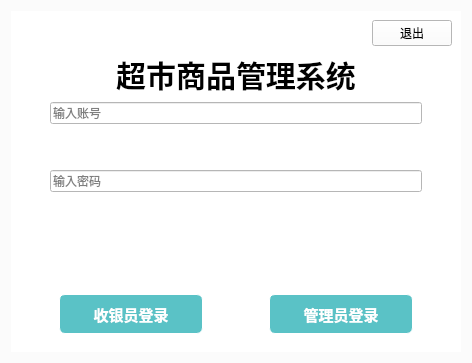
Above: main/loginwidget.ui from ylxcvvan/Supermarket-Commodity-Management-System before the change. Below: the same form after it.
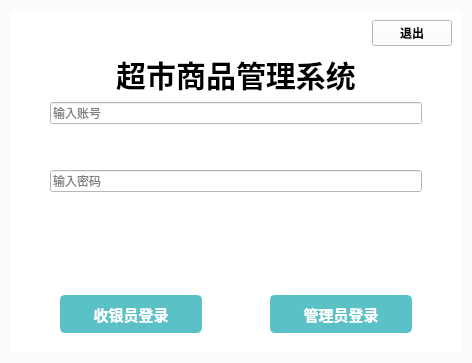
That is the form after the change. Custom widgets are drawn as their Qt base class.

Commit message: 调整整个界面的ui字体和设计，现在按钮的大小趋近统一

Patch:
```diff
--- a/main/loginwidget.ui
+++ b/main/loginwidget.ui
@@ -32,14 +32,25 @@
           </property>
           <property name="sizeHint" stdset="0">
            <size>
-            <width>40</width>
+            <width>80</width>
             <height>20</height>
            </size>
           </property>
          </spacer>
         </item>
         <item>
-         <widget class="QPushButton" name="pushButton_3">
+         <widget class="QtMaterialRaisedButton" name="pushButton_3">
+          <property name="sizePolicy">
+           <sizepolicy hsizetype="Minimum" vsizetype="Fixed">
+            <horstretch>0</horstretch>
+            <verstretch>0</verstretch>
+           </sizepolicy>
+          </property>
+          <property name="font">
+           <font>
+            <bold>true</bold>
+           </font>
+          </property>
           <property name="text">
            <string>退出</string>
           </property>
@@ -302,6 +313,11 @@
   </layout>
  </widget>
  <customwidgets>
+  <customwidget>
+   <class>QtMaterialRaisedButton</class>
+   <extends>QPushButton</extends>
+   <header location="global">qtmaterialraisedbutton.h</header>
+  </customwidget>
   <customwidget>
    <class>QtMaterialAutoComplete</class>
    <extends>QLineEdit</extends>
```
The commit also changes 6 other files.
